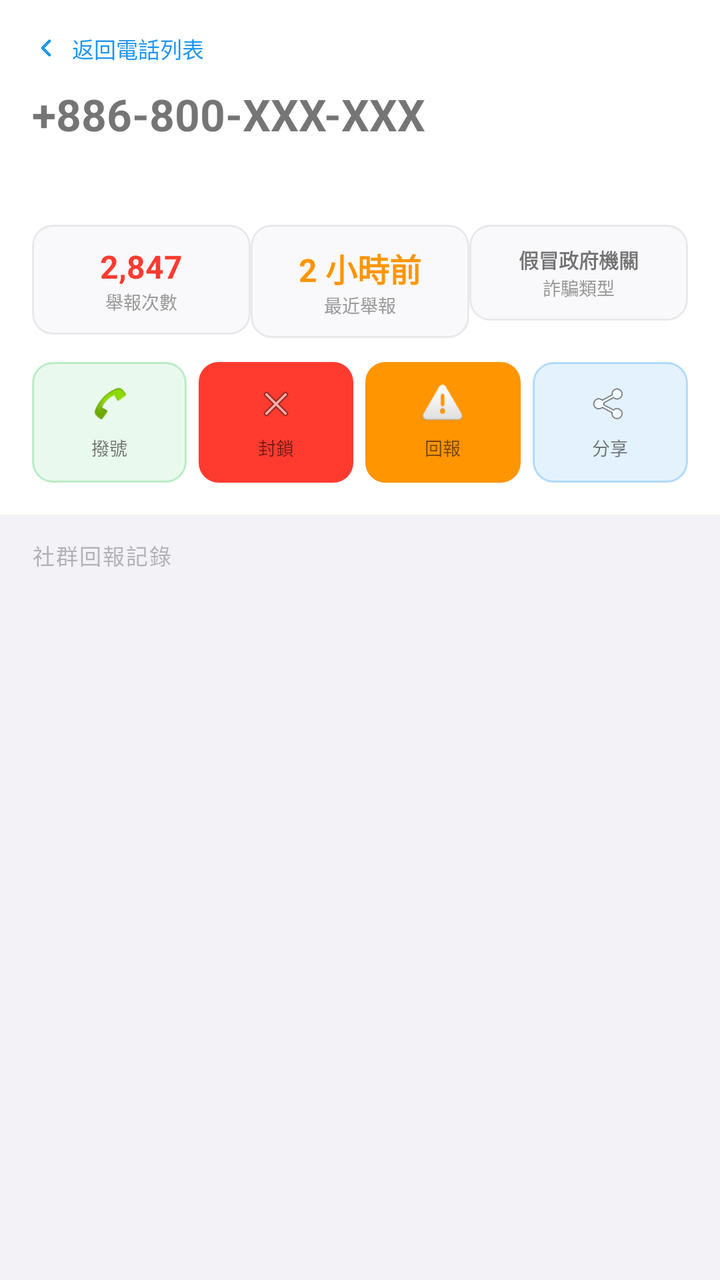
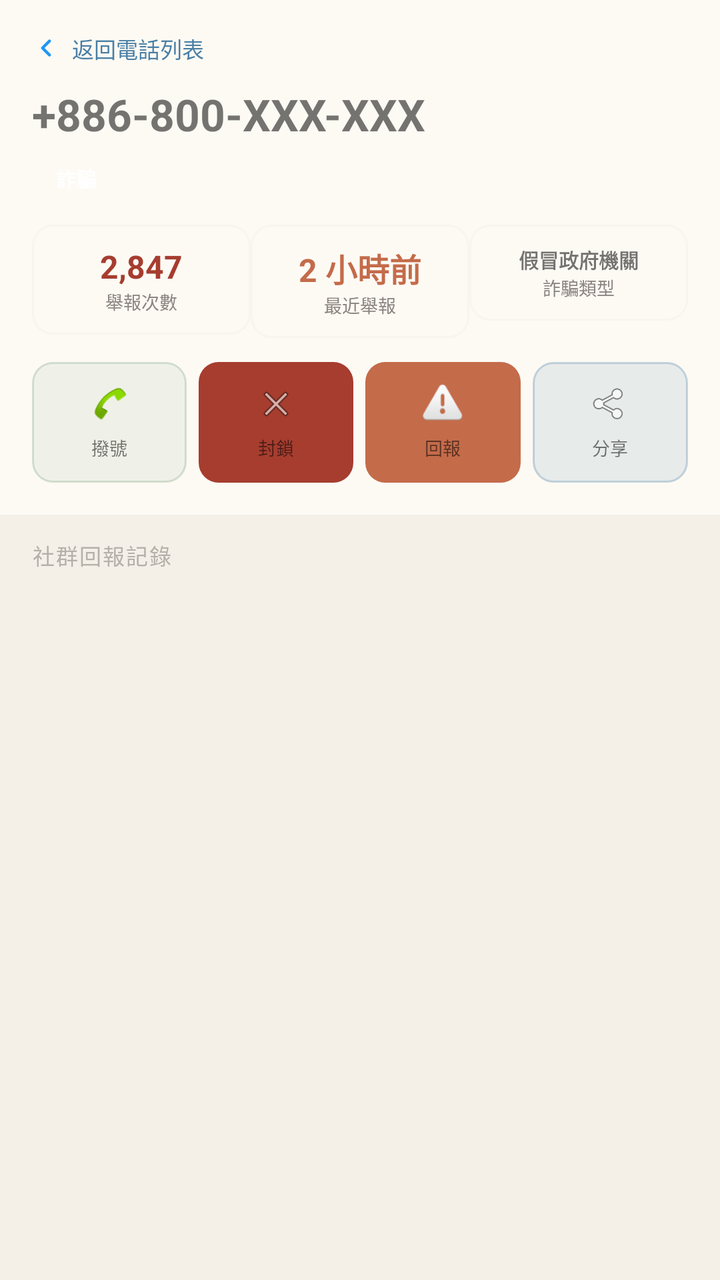

The first picture is an Android layout as it rendered before a commit; the second is the same layout after the commit. The layout source and the unified diff follow.
<!-- AndroidManifest.xml: application theme Theme.FraudDetector -->
<!-- res/layout/activity_phone_detail.xml -->
<?xml version="1.0" encoding="utf-8"?>
<LinearLayout xmlns:android="http://schemas.android.com/apk/res/android"
    android:layout_width="match_parent"
    android:layout_height="match_parent"
    android:orientation="vertical">

    
    <LinearLayout
        android:layout_width="match_parent"
        android:layout_height="wrap_content"
        android:orientation="vertical"
        android:padding="16dp"
        android:background="#FFFFFF">

        
        <LinearLayout
            android:id="@+id/btnBackToPhoneList"
            android:layout_width="wrap_content"
            android:layout_height="wrap_content"
            android:orientation="horizontal"
            android:gravity="center_vertical"
            android:layout_marginBottom="10dp"
            android:clickable="true"
            android:focusable="true">

            <ImageView
                android:layout_width="14dp"
                android:layout_height="14dp"
                android:src="@drawable/ic_chevron_left"
                android:contentDescription="Back" />

            <TextView
                android:layout_width="wrap_content"
                android:layout_height="wrap_content"
                android:layout_marginStart="6dp"
                android:text="@string/back_to_phone_list"
                android:textSize="11sp"
                android:textColor="#2196F3" />
        </LinearLayout>

        
        <TextView
            android:id="@+id/tvPhoneNumber"
            android:layout_width="wrap_content"
            android:layout_height="wrap_content"
            android:text="+886-800-XXX-XXX"
            android:textSize="22sp"
            android:textStyle="bold"
            android:layout_marginBottom="6dp" />

        
        <TextView
            android:id="@+id/tvPhoneRisk"
            android:layout_width="wrap_content"
            android:layout_height="wrap_content"
            android:text="@string/fraud"
            android:textSize="10sp"
            android:textStyle="bold"
            android:textColor="#FFFFFF"
            android:paddingStart="12dp"
            android:paddingEnd="12dp"
            android:paddingTop="4dp"
            android:paddingBottom="4dp"
            android:layout_marginBottom="12dp" />

        
        <LinearLayout
            android:layout_width="match_parent"
            android:layout_height="wrap_content"
            android:orientation="horizontal"
            android:layout_marginBottom="12dp">

            <LinearLayout
                android:layout_width="0dp"
                android:layout_height="wrap_content"
                android:layout_weight="1"
                android:orientation="vertical"
                android:gravity="center"
                android:padding="10dp"
                android:background="@drawable/bg_stat_box">

                <TextView
                    android:id="@+id/tvReportCount"
                    android:layout_width="wrap_content"
                    android:layout_height="wrap_content"
                    android:text="2,847"
                    android:textSize="16sp"
                    android:textStyle="bold"
                    android:textColor="@color/risk_high" />

                <TextView
                    android:layout_width="wrap_content"
                    android:layout_height="wrap_content"
                    android:text="@string/report_count"
                    android:textSize="9sp"
                    android:textColor="#999999" />
            </LinearLayout>

            <LinearLayout
                android:layout_width="0dp"
                android:layout_height="wrap_content"
                android:layout_weight="1"
                android:orientation="vertical"
                android:gravity="center"
                android:padding="10dp"
                android:background="@drawable/bg_stat_box">

                <TextView
                    android:id="@+id/tvLastReport"
                    android:layout_width="wrap_content"
                    android:layout_height="wrap_content"
                    android:text="2 小時前"
                    android:textSize="16sp"
                    android:textStyle="bold"
                    android:textColor="@color/risk_mid" />

                <TextView
                    android:layout_width="wrap_content"
                    android:layout_height="wrap_content"
                    android:text="@string/last_report"
                    android:textSize="9sp"
                    android:textColor="#999999" />
            </LinearLayout>

            <LinearLayout
                android:layout_width="0dp"
                android:layout_height="wrap_content"
                android:layout_weight="1"
                android:orientation="vertical"
                android:gravity="center"
                android:padding="10dp"
                android:background="@drawable/bg_stat_box">

                <TextView
                    android:id="@+id/tvFraudType"
                    android:layout_width="wrap_content"
                    android:layout_height="wrap_content"
                    android:text="假冒政府機關"
                    android:textSize="10sp"
                    android:textStyle="bold" />

                <TextView
                    android:layout_width="wrap_content"
                    android:layout_height="wrap_content"
                    android:text="@string/fraud_type"
                    android:textSize="9sp"
                    android:textColor="#999999" />
            </LinearLayout>
        </LinearLayout>

        
        <LinearLayout
            android:layout_width="match_parent"
            android:layout_height="wrap_content"
            android:orientation="horizontal">

            <LinearLayout
                android:id="@+id/btnDial"
                android:layout_width="0dp"
                android:layout_height="wrap_content"
                android:layout_weight="1"
                android:orientation="vertical"
                android:gravity="center"
                android:padding="11dp"
                android:layout_marginEnd="6dp"
                android:background="@drawable/bg_btn_call"
                android:clickable="true"
                android:focusable="true">

                <ImageView
                    android:layout_width="20dp"
                    android:layout_height="20dp"
                    android:src="@android:drawable/sym_action_call"
                    android:contentDescription="Call" />

                <TextView
                    android:layout_width="wrap_content"
                    android:layout_height="wrap_content"
                    android:text="@string/dial"
                    android:textSize="9sp"
                    android:layout_marginTop="5dp" />
            </LinearLayout>

            <LinearLayout
                android:id="@+id/btnBlock"
                android:layout_width="0dp"
                android:layout_height="wrap_content"
                android:layout_weight="1"
                android:orientation="vertical"
                android:gravity="center"
                android:padding="11dp"
                android:layout_marginEnd="6dp"
                android:background="@drawable/bg_btn_block"
                android:clickable="true"
                android:focusable="true">

                <ImageView
                    android:layout_width="20dp"
                    android:layout_height="20dp"
                    android:src="@android:drawable/ic_menu_close_clear_cancel"
                    android:contentDescription="Block" />

                <TextView
                    android:layout_width="wrap_content"
                    android:layout_height="wrap_content"
                    android:text="@string/block"
                    android:textSize="9sp"
                    android:layout_marginTop="5dp" />
            </LinearLayout>

            <LinearLayout
                android:id="@+id/btnReport"
                android:layout_width="0dp"
                android:layout_height="wrap_content"
                android:layout_weight="1"
                android:orientation="vertical"
                android:gravity="center"
                android:padding="11dp"
                android:layout_marginEnd="6dp"
                android:background="@drawable/bg_btn_report"
                android:clickable="true"
                android:focusable="true">

                <ImageView
                    android:layout_width="20dp"
                    android:layout_height="20dp"
                    android:src="@android:drawable/ic_dialog_alert"
                    android:contentDescription="Report" />

                <TextView
                    android:layout_width="wrap_content"
                    android:layout_height="wrap_content"
                    android:text="@string/report"
                    android:textSize="9sp"
                    android:layout_marginTop="5dp" />
            </LinearLayout>

            <LinearLayout
                android:id="@+id/btnShare"
                android:layout_width="0dp"
                android:layout_height="wrap_content"
                android:layout_weight="1"
                android:orientation="vertical"
                android:gravity="center"
                android:padding="11dp"
                android:background="@drawable/bg_btn_share"
                android:clickable="true"
                android:focusable="true">

                <ImageView
                    android:layout_width="20dp"
                    android:layout_height="20dp"
                    android:src="@android:drawable/ic_menu_share"
                    android:contentDescription="Share" />

                <TextView
                    android:layout_width="wrap_content"
                    android:layout_height="wrap_content"
                    android:text="@string/share"
                    android:textSize="9sp"
                    android:layout_marginTop="5dp" />
            </LinearLayout>
        </LinearLayout>
    </LinearLayout>

    
    <TextView
        android:layout_width="match_parent"
        android:layout_height="wrap_content"
        android:text="@string/community_reports"
        android:textSize="11sp"
        android:textColor="@color/lbl3"
        android:letterSpacing="0.06"
        android:textAllCaps="true"
        android:paddingStart="16dp"
        android:paddingTop="12dp"
        android:paddingBottom="8dp" />

    
    <androidx.recyclerview.widget.RecyclerView
        android:id="@+id/rvCommunityReports"
        android:layout_width="match_parent"
        android:layout_height="0dp"
        android:layout_weight="1"
        android:paddingStart="16dp"
        android:paddingEnd="16dp"
        android:paddingBottom="80dp"
        android:clipToPadding="false" />
</LinearLayout>
<!-- resources referenced by this layout -->
<resources>
  <color name="lbl3">#5C3C3C43</color>
  <color name="risk_high">#FFFF3B30</color>
  <color name="risk_mid">#FFFF9500</color>
  <!-- drawable bg_btn_block (drawable) -->
  <?xml version="1.0" encoding="utf-8"?>
  <shape xmlns:android="http://schemas.android.com/apk/res/android">
      <solid android:color="#FF3B30" />
      <corners android:radius="10dp" />
  </shape>
  <!-- drawable bg_btn_call (drawable) -->
  <?xml version="1.0" encoding="utf-8"?>
  <shape xmlns:android="http://schemas.android.com/apk/res/android">
      <solid android:color="#1A34C759" />
      <stroke android:width="1dp" android:color="#4D34C759" />
      <corners android:radius="10dp" />
  </shape>
  <!-- drawable bg_btn_report (drawable) -->
  <?xml version="1.0" encoding="utf-8"?>
  <shape xmlns:android="http://schemas.android.com/apk/res/android">
      <solid android:color="#FF9500" />
      <corners android:radius="10dp" />
  </shape>
  <!-- drawable bg_btn_share (drawable) -->
  <?xml version="1.0" encoding="utf-8"?>
  <shape xmlns:android="http://schemas.android.com/apk/res/android">
      <solid android:color="#1F2196F3" />
      <stroke android:width="1dp" android:color="#4D2196F3" />
      <corners android:radius="10dp" />
  </shape>
  <!-- drawable bg_stat_box (drawable) -->
  <?xml version="1.0" encoding="utf-8"?>
  <shape xmlns:android="http://schemas.android.com/apk/res/android">
      <solid android:color="#F9F9FB" />
      <stroke android:width="1dp" android:color="#1A3C3C43" />
      <corners android:radius="10dp" />
  </shape>
  <!-- drawable ic_chevron_left (drawable) -->
  <?xml version="1.0" encoding="utf-8"?>
  <vector xmlns:android="http://schemas.android.com/apk/res/android"
      android:width="14dp"
      android:height="14dp"
      android:viewportWidth="24"
      android:viewportHeight="24">
      <path
          android:strokeColor="#2196F3"
          android:strokeWidth="2.5"
          android:strokeLineCap="round"
          android:strokeLineJoin="round"
          android:fillColor="#00000000"
          android:pathData="M15,18L9,12L15,6" />
  </vector>
  <string name="back_to_phone_list">返回電話列表</string>
  <string name="block">封鎖</string>
  <string name="community_reports">社群回報記錄</string>
  <string name="dial">撥號</string>
  <string name="fraud">詐騙</string>
  <string name="fraud_type">詐騙類型</string>
  <string name="last_report">最近舉報</string>
  <string name="report">回報</string>
  <string name="report_count">舉報次數</string>
  <string name="share">分享</string>
  <style name="Theme.FraudDetector" parent="Theme.MaterialComponents.Light.NoActionBar">
          <item name="colorPrimary">@color/blue</item>
          <item name="colorPrimaryDark">@color/blue_dk</item>
          <item name="colorAccent">@color/blue</item>
          <item name="android:windowBackground">@color/bg</item>
          <item name="android:statusBarColor">@color/blue_dk</item>
          <item name="android:navigationBarColor">@color/white</item>
      </style>
  <color name="blue">#FF2196F3</color>
  <color name="blue_dk">#FF1976D2</color>
  <color name="bg">#FFF2F2F7</color>
  <color name="white">#FFFFFFFF</color>
</resources>

<!-- the commit's change to res/layout/activity_phone_detail.xml (unified diff, before → after) -->
@@ -10,7 +10,7 @@
         android:layout_height="wrap_content"
         android:orientation="vertical"
         android:padding="16dp"
-        android:background="#FFFFFF">
+        android:background="#FDFAF4">
 
         
         <LinearLayout
@@ -35,7 +35,7 @@
                 android:layout_marginStart="6dp"
                 android:text="@string/back_to_phone_list"
                 android:textSize="11sp"
-                android:textColor="#2196F3" />
+                android:textColor="#4A7FA5" />
         </LinearLayout>
 
         
@@ -64,6 +64,18 @@
             android:layout_marginBottom="12dp" />
 
         
+        <TextView
+            android:id="@+id/tvPhoneFormatWarning"
+            android:layout_width="wrap_content"
+            android:layout_height="wrap_content"
+            android:text="⚠ 非常規台灣電話格式"
+            android:textColor="#C46B4A"
+            android:textSize="12sp"
+            android:textStyle="bold"
+            android:layout_marginBottom="12dp"
+            android:visibility="gone" />
+
+        
         <LinearLayout
             android:layout_width="match_parent"
             android:layout_height="wrap_content"
@@ -93,7 +105,7 @@
                     android:layout_height="wrap_content"
                     android:text="@string/report_count"
                     android:textSize="9sp"
-                    android:textColor="#999999" />
+                    android:textColor="#8C8480" />
             </LinearLayout>
 
             <LinearLayout
@@ -119,7 +131,7 @@
                     android:layout_height="wrap_content"
                     android:text="@string/last_report"
                     android:textSize="9sp"
-                    android:textColor="#999999" />
+                    android:textColor="#8C8480" />
             </LinearLayout>
 
             <LinearLayout
@@ -144,7 +156,7 @@
                     android:layout_height="wrap_content"
                     android:text="@string/fraud_type"
                     android:textSize="9sp"
-                    android:textColor="#999999" />
+                    android:textColor="#8C8480" />
             </LinearLayout>
         </LinearLayout>
 
<!-- resource entries referenced after the edit -->
@@ -1,39 +1,39 @@
 <!-- resources referenced by this layout -->
 <resources>
-  <color name="lbl3">#5C3C3C43</color>
-  <color name="risk_high">#FFFF3B30</color>
-  <color name="risk_mid">#FFFF9500</color>
+  <color name="lbl3">#998C8480</color>
+  <color name="risk_high">#FFA63D2F</color>
+  <color name="risk_mid">#FFC46B4A</color>
   <!-- drawable bg_btn_block (drawable) -->
   <?xml version="1.0" encoding="utf-8"?>
   <shape xmlns:android="http://schemas.android.com/apk/res/android">
-      <solid android:color="#FF3B30" />
+      <solid android:color="#A63D2F" />
       <corners android:radius="10dp" />
   </shape>
   <!-- drawable bg_btn_call (drawable) -->
   <?xml version="1.0" encoding="utf-8"?>
   <shape xmlns:android="http://schemas.android.com/apk/res/android">
-      <solid android:color="#1A34C759" />
-      <stroke android:width="1dp" android:color="#4D34C759" />
+      <solid android:color="#1A7A9E7E" />
+      <stroke android:width="1dp" android:color="#4D7A9E7E" />
       <corners android:radius="10dp" />
   </shape>
   <!-- drawable bg_btn_report (drawable) -->
   <?xml version="1.0" encoding="utf-8"?>
   <shape xmlns:android="http://schemas.android.com/apk/res/android">
-      <solid android:color="#FF9500" />
+      <solid android:color="#C46B4A" />
       <corners android:radius="10dp" />
   </shape>
   <!-- drawable bg_btn_share (drawable) -->
   <?xml version="1.0" encoding="utf-8"?>
   <shape xmlns:android="http://schemas.android.com/apk/res/android">
-      <solid android:color="#1F2196F3" />
-      <stroke android:width="1dp" android:color="#4D2196F3" />
+      <solid android:color="#1F4A7FA5" />
+      <stroke android:width="1dp" android:color="#4D4A7FA5" />
       <corners android:radius="10dp" />
   </shape>
   <!-- drawable bg_stat_box (drawable) -->
   <?xml version="1.0" encoding="utf-8"?>
   <shape xmlns:android="http://schemas.android.com/apk/res/android">
-      <solid android:color="#F9F9FB" />
-      <stroke android:width="1dp" android:color="#1A3C3C43" />
+      <solid android:color="#FDFAF4" />
+      <stroke android:width="1dp" android:color="#1AC8C4C0" />
       <corners android:radius="10dp" />
   </shape>
   <!-- drawable ic_chevron_left (drawable) -->
@@ -62,16 +62,16 @@
   <string name="report_count">舉報次數</string>
   <string name="share">分享</string>
   <style name="Theme.FraudDetector" parent="Theme.MaterialComponents.Light.NoActionBar">
-          <item name="colorPrimary">@color/blue</item>
-          <item name="colorPrimaryDark">@color/blue_dk</item>
-          <item name="colorAccent">@color/blue</item>
+          <item name="colorPrimary">@color/steel_blue</item>
+          <item name="colorPrimaryDark">@color/steel_blue_dark</item>
+          <item name="colorAccent">@color/steel_blue</item>
           <item name="android:windowBackground">@color/bg</item>
-          <item name="android:statusBarColor">@color/blue_dk</item>
+          <item name="android:statusBarColor">@color/steel_blue_dark</item>
           <item name="android:navigationBarColor">@color/white</item>
       </style>
-  <color name="blue">#FF2196F3</color>
-  <color name="blue_dk">#FF1976D2</color>
-  <color name="bg">#FFF2F2F7</color>
+  <color name="steel_blue">#FF4A7FA5</color>
+  <color name="steel_blue_dark">#FF3A6A8E</color>
+  <color name="bg">#FFF4F0E8</color>
   <color name="white">#FFFFFFFF</color>
 </resources>
 
